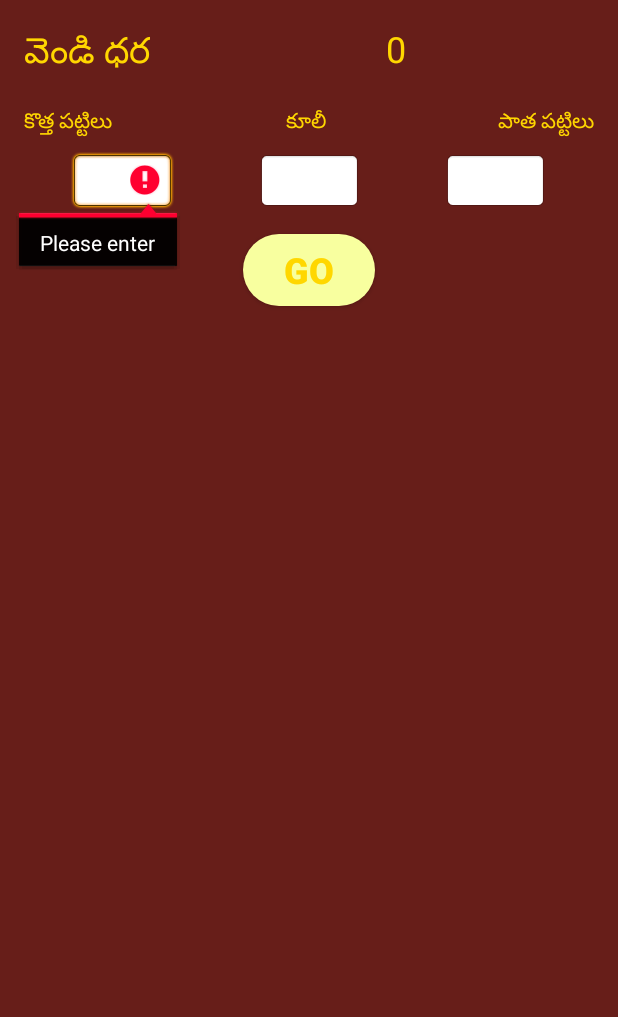
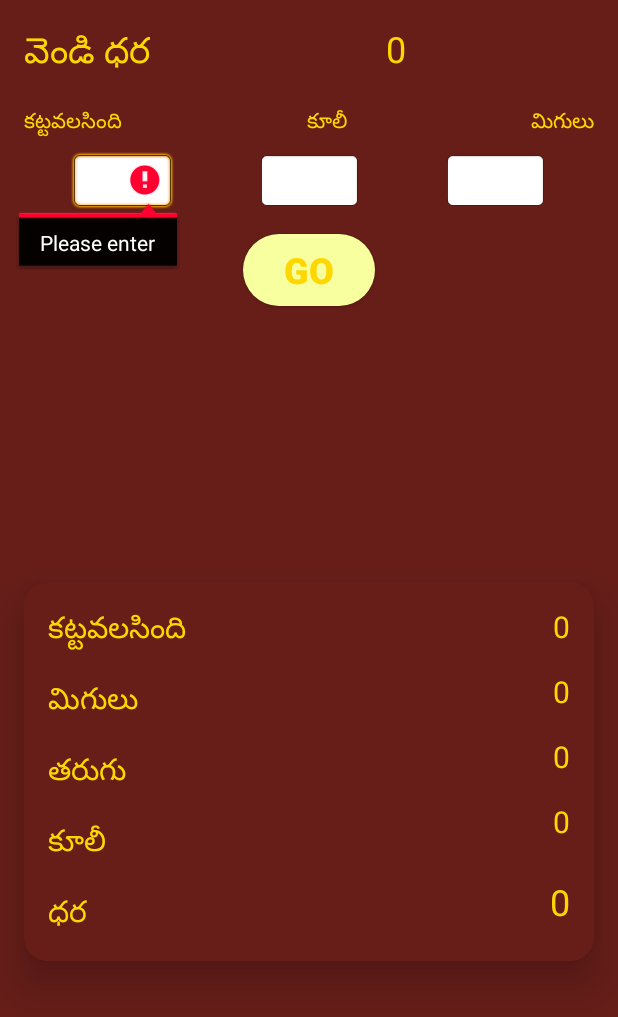
Before and after one commit to ajithr1/S-Rate-Cal, an Android app: the screen it shows after launch (MainActivity), after a tap on "GO", on a phone screen of 412 x 824 dp. Shown: the top 1017 px of the screen. Run offline under Robolectric (Android 15) with nearby library versions, the phone set to English and light mode, and no system bars.

Commit message:
UI Optimizations 2.

```diff
--- a/app/src/main/java/com/ajith/silverprice/MainActivity.java
+++ b/app/src/main/java/com/ajith/silverprice/MainActivity.java
@@ -1,16 +1,13 @@
 package com.ajith.silverprice;
 
 import androidx.appcompat.app.AppCompatActivity;
-import androidx.appcompat.widget.AlertDialogLayout;
 import androidx.cardview.widget.CardView;
 
 import android.app.ProgressDialog;
 import android.os.Bundle;
 import android.text.TextUtils;
-import android.util.Log;
 import android.view.View;
 import android.widget.EditText;
-import android.widget.ProgressBar;
 import android.widget.TextView;
 import android.widget.Toast;
 
@@ -18,10 +15,8 @@ public class MainActivity extends AppCompatActivity implements EditDialog.Exampl
 
     private static final String TAG = "ajju";
     EditText old_weight, new_weight, kooli;
-    TextView price, new_w, old_w, kooli_value, total;
+    TextView price, pay, left, reduced, wage, total;
     private CardView cardView;
-
-    ProgressDialog p;
 
     @Override
     protected void onCreate(Bundle savedInstanceState) {
@@ -33,38 +28,33 @@ public class MainActivity extends AppCompatActivity implements EditDialog.Exampl
         kooli = findViewById(R.id.kooli);
 
         price = findViewById(R.id.price);
-        new_w = findViewById(R.id.weight_new);
-        old_w = findViewById(R.id.old_w);
-        kooli_value = findViewById(R.id.wage);
+        pay = findViewById(R.id.pay);
+        left = findViewById(R.id.left);
+        reduced = findViewById(R.id.reduced);
+        wage = findViewById(R.id.wage);
         total = findViewById(R.id.total);
         cardView = findViewById(R.id.card);
 
-        p = new ProgressDialog(this);
     }
 
     public void calculate(View view) {
 
-        //p.show();
-
-        double w_n=0, w_o=0;
-        double k=0;
+        float w_n=0, w_o=0;
+        float k=0;
 
         if (!TextUtils.isEmpty(new_weight.getText())){
-            w_n = Double.parseDouble(new_weight.getText().toString());
+            w_n = Float.parseFloat(new_weight.getText().toString());
 
             if (!TextUtils.isEmpty(new_weight.getText())){
-                w_o = Double.parseDouble(old_weight.getText().toString());
+                w_o = Float.parseFloat(old_weight.getText().toString());
 
                 if (!TextUtils.isEmpty(new_weight.getText())){
-                    k = Double.parseDouble(kooli.getText().toString());
+                    k = Float.parseFloat(kooli.getText().toString());
 
                     String t_f = findValue(w_n, k, w_o);
                     if (t_f == null){
                         Toast.makeText(this, "Please enter Silver rate", Toast.LENGTH_SHORT).show();
                     }else {
-                        new_w.setText(new_weight.getText().toString());
-                        old_w.setText(old_weight.getText().toString());
-                        kooli_value.setText(kooli.getText().toString());
                         total.setText(t_f);
                     }
                 }else {
@@ -80,17 +70,23 @@ public class MainActivity extends AppCompatActivity implements EditDialog.Exampl
         //p.hide();
     }
 
-    String findValue(double new_wt, double wage, double old){
-
-        Log.d(TAG, "findValue: ");
+    String findValue(float new_wt, float wage1, float old){
 
         double price1 = Integer.parseInt(price.getText().toString());
 
         if (price1 == 0){
             return null;
         }else {
+
+            Toast.makeText(this, String.valueOf((new_wt - (0.68 * old))), Toast.LENGTH_SHORT).show();
+
             cardView.setVisibility(View.VISIBLE);
-            double total = ((price1/10) * (new_wt - (68%old))) + wage;
+            double a = 0.68 * old;
+            left.setText(String.valueOf(a));
+            pay.setText(String.valueOf(new_wt - a));
+            reduced.setText(String.valueOf(old - a));
+            wage.setText(String.valueOf(wage1));
+            double total = ((price1/10) * (new_wt - a)) + wage1;
             return String.valueOf(total);
         }
     }
--- a/app/src/main/res/layout/activity_main.xml
+++ b/app/src/main/res/layout/activity_main.xml
@@ -138,10 +138,10 @@
         android:layout_width="match_parent"
         android:layout_height="wrap_content"
         android:layout_margin="16dp"
+        android:visibility="visible"
         app:cardBackgroundColor="#671E19"
         app:cardCornerRadius="16dp"
         app:cardElevation="16dp"
-        android:visibility="invisible"
         app:layout_constraintBottom_toBottomOf="parent"
         app:layout_constraintEnd_toEndOf="parent"
         app:layout_constraintStart_toStartOf="parent"
@@ -150,7 +150,8 @@
         <androidx.constraintlayout.widget.ConstraintLayout
             android:layout_width="match_parent"
             android:layout_height="match_parent"
-            android:background="#671E19">
+            android:background="#671E19"
+            tools:visibility="visible">
 
             <TextView
                 android:id="@+id/n1"
@@ -160,21 +161,23 @@
                 android:layout_marginTop="16dp"
                 android:text="@string/new_weight"
                 android:textColor="#FFD700"
-                android:textSize="24sp"
-                android:textStyle="bold"
+                android:textSize="20sp"
                 app:layout_constraintStart_toStartOf="parent"
                 app:layout_constraintTop_toTopOf="parent" />
 
             <TextView
-                android:id="@+id/weight_new"
+                android:id="@+id/pay"
                 android:layout_width="wrap_content"
                 android:layout_height="wrap_content"
+                android:layout_marginStart="16dp"
                 android:layout_marginTop="16dp"
                 android:layout_marginEnd="16dp"
                 android:text="0"
                 android:textColor="#FFD700"
-                android:textSize="24sp"
+                android:textSize="20sp"
                 app:layout_constraintEnd_toEndOf="parent"
+                app:layout_constraintHorizontal_bias="1.0"
+                app:layout_constraintStart_toEndOf="@+id/n1"
                 app:layout_constraintTop_toTopOf="parent" />
 
             <TextView
@@ -185,22 +188,36 @@
                 android:layout_marginTop="16dp"
                 android:text="@string/old_weight"
                 android:textColor="#FFD700"
-                android:textSize="24sp"
-                android:textStyle="bold"
+                android:textSize="20sp"
                 app:layout_constraintStart_toStartOf="parent"
                 app:layout_constraintTop_toBottomOf="@+id/n1" />
 
             <TextView
-                android:id="@+id/old_w"
+                android:id="@+id/n3"
                 android:layout_width="wrap_content"
                 android:layout_height="wrap_content"
+                android:layout_marginStart="16dp"
+                android:layout_marginTop="16dp"
+                android:text="@string/tarugu"
+                android:textColor="#FFD700"
+                android:textSize="20sp"
+                app:layout_constraintStart_toStartOf="parent"
+                app:layout_constraintTop_toBottomOf="@+id/n2" />
+
+            <TextView
+                android:id="@+id/left"
+                android:layout_width="wrap_content"
+                android:layout_height="wrap_content"
+                android:layout_marginStart="16dp"
                 android:layout_marginTop="16dp"
                 android:layout_marginEnd="16dp"
                 android:text="0"
                 android:textColor="#FFD700"
-                android:textSize="24sp"
+                android:textSize="20sp"
                 app:layout_constraintEnd_toEndOf="parent"
-                app:layout_constraintTop_toBottomOf="@+id/weight_new" />
+                app:layout_constraintHorizontal_bias="1.0"
+                app:layout_constraintStart_toEndOf="@+id/n2"
+                app:layout_constraintTop_toBottomOf="@+id/pay" />
 
             <TextView
                 android:id="@+id/n4"
@@ -210,10 +227,38 @@
                 android:layout_marginTop="16dp"
                 android:text="@string/wages"
                 android:textColor="#FFD700"
-                android:textSize="24sp"
-                android:textStyle="bold"
+                android:textSize="20sp"
                 app:layout_constraintStart_toStartOf="parent"
-                app:layout_constraintTop_toBottomOf="@+id/n2" />
+                app:layout_constraintTop_toBottomOf="@+id/n3" />
+
+            <TextView
+                android:id="@+id/reduced"
+                android:layout_width="wrap_content"
+                android:layout_height="wrap_content"
+                android:layout_marginStart="16dp"
+                android:layout_marginTop="16dp"
+                android:layout_marginEnd="16dp"
+                android:text="0"
+                android:textColor="#FFD700"
+                android:textSize="20sp"
+                app:layout_constraintEnd_toEndOf="parent"
+                app:layout_constraintHorizontal_bias="1.0"
+                app:layout_constraintStart_toEndOf="@+id/n3"
+                app:layout_constraintTop_toBottomOf="@+id/left" />
+
+            <TextView
+                android:id="@+id/n5"
+                android:layout_width="wrap_content"
+                android:layout_height="wrap_content"
+                android:layout_marginStart="16dp"
+                android:layout_marginTop="16dp"
+                android:layout_marginBottom="16dp"
+                android:text="@string/total"
+                android:textColor="#FFD700"
+                android:textSize="20sp"
+                app:layout_constraintBottom_toBottomOf="parent"
+                app:layout_constraintStart_toStartOf="parent"
+                app:layout_constraintTop_toBottomOf="@+id/n4" />
 
             <TextView
                 android:id="@+id/wage"
@@ -223,24 +268,11 @@
                 android:layout_marginEnd="16dp"
                 android:text="0"
                 android:textColor="#FFD700"
-                android:textSize="24sp"
+                android:textSize="20sp"
                 app:layout_constraintEnd_toEndOf="parent"
-                app:layout_constraintTop_toBottomOf="@+id/old_w" />
-
-            <TextView
-                android:id="@+id/textView7"
-                android:layout_width="wrap_content"
-                android:layout_height="wrap_content"
-                android:layout_marginStart="16dp"
-                android:layout_marginTop="16dp"
-                android:layout_marginBottom="16dp"
-                android:text="@string/total"
-                android:textColor="#FFD700"
-                android:textSize="24sp"
-                android:textStyle="bold"
-                app:layout_constraintBottom_toBottomOf="parent"
-                app:layout_constraintStart_toStartOf="parent"
-                app:layout_constraintTop_toBottomOf="@+id/n4" />
+                app:layout_constraintHorizontal_bias="1.0"
+                app:layout_constraintStart_toEndOf="@+id/n4"
+                app:layout_constraintTop_toBottomOf="@+id/reduced" />
 
             <TextView
                 android:id="@+id/total"
@@ -254,6 +286,8 @@
                 android:textSize="24sp"
                 app:layout_constraintBottom_toBottomOf="parent"
                 app:layout_constraintEnd_toEndOf="parent"
+                app:layout_constraintHorizontal_bias="1.0"
+                app:layout_constraintStart_toEndOf="@+id/n5"
                 app:layout_constraintTop_toBottomOf="@+id/wage" />
         </androidx.constraintlayout.widget.ConstraintLayout>
     </androidx.cardview.widget.CardView>
--- a/app/src/main/res/values/strings.xml
+++ b/app/src/main/res/values/strings.xml
@@ -1,11 +1,12 @@
 <resources>
     <string name="app_name">SilverPrice</string>
     <string name="silver_price">వెండి ధర</string>
-    <string name="new_weight">కొత్త పట్టిలు</string>
+    <string name="new_weight">కట్టవలసింది</string>
     <string name="wages">కూలీ</string>
-    <string name="old_weight">పాత పట్టిలు</string>
+    <string name="old_weight">మిగులు</string>
     <string name="total">ధర</string>
     <string name="enter_current_silver_rate">Enter Current Silver rate</string>
+    <string name="tarugu">తరుగు</string>
 
     <string-array name="values">
         <item>200</item>
```
Also changed, not shown: 1 other file.
